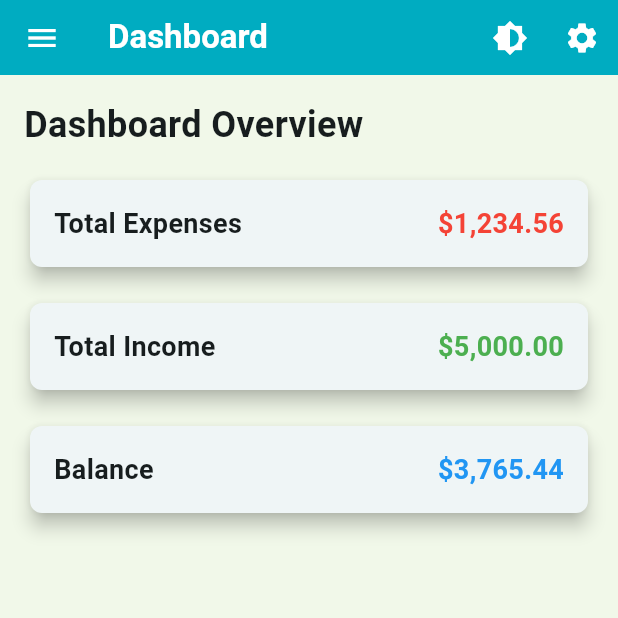
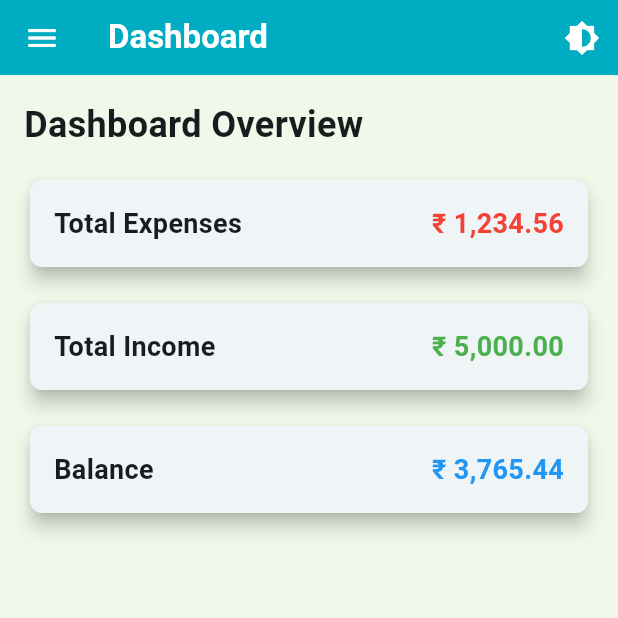
Before and after one commit to KaushikBalaji/expense_track, a Flutter app: the screen it shows after launch, on a phone screen of 412 x 824 dp, the top half of it. Run offline on Flutter 3.47's test engine with Material 3 defaults, Android fonts, the phone set to English and light mode, and no system bars; our stand-ins replace hive, hive_flutter, supabase_flutter; accounts and stored records are empty.

Commit message:
Update dashboard_page.dart

```diff
--- a/lib/pages/dashboard_page.dart
+++ b/lib/pages/dashboard_page.dart
@@ -23,14 +23,6 @@ class DashboardPage extends StatelessWidget {
                     Scaffold.of(scaffoldContext).openDrawer(); // Open sidebar
                   },
                 ),
-                actions: [
-                  IconButton(
-                    icon: const Icon(Icons.settings),
-                    onPressed: () {
-                      // settings logic
-                    },
-                  ),
-                ],
               ),
               // Dashboard content
               Padding(
@@ -40,17 +32,20 @@ class DashboardPage extends StatelessWidget {
                   children: [
                     const Text(
                       'Dashboard Overview',
-                      style: TextStyle(fontSize: 24, fontWeight: FontWeight.bold),
+                      style: TextStyle(
+                        fontSize: 24,
+                        fontWeight: FontWeight.bold,
+                      ),
                     ),
                     const SizedBox(height: 16),
                     // Expense Card
-                    _buildCard('Total Expenses', '\$1,234.56', Colors.red),
+                    _buildCard('Total Expenses', '\u{20B9} 1,234.56', Colors.red),
                     const SizedBox(height: 16),
                     // Income Card
-                    _buildCard('Total Income', '\$5,000.00', Colors.green),
+                    _buildCard('Total Income', '\u{20B9} 5,000.00', Colors.green),
                     const SizedBox(height: 16),
                     // Balance Card
-                    _buildCard('Balance', '\$3,765.44', Colors.blue),
+                    _buildCard('Balance', '\u{20B9} 3,765.44', Colors.blue),
                   ],
                 ),
               ),
```
